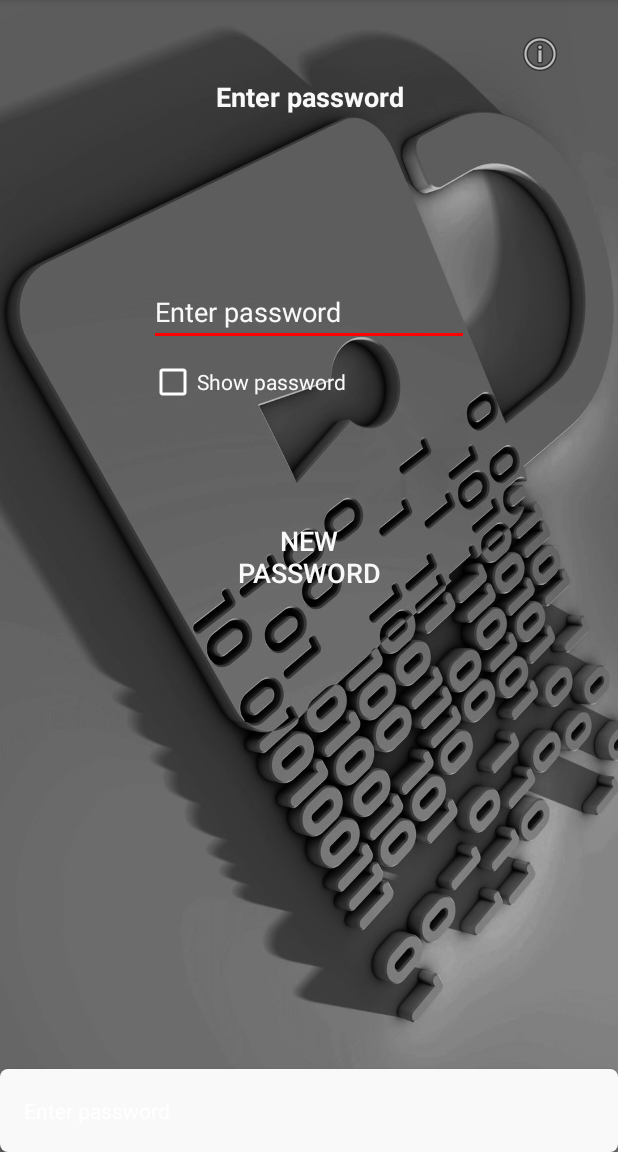
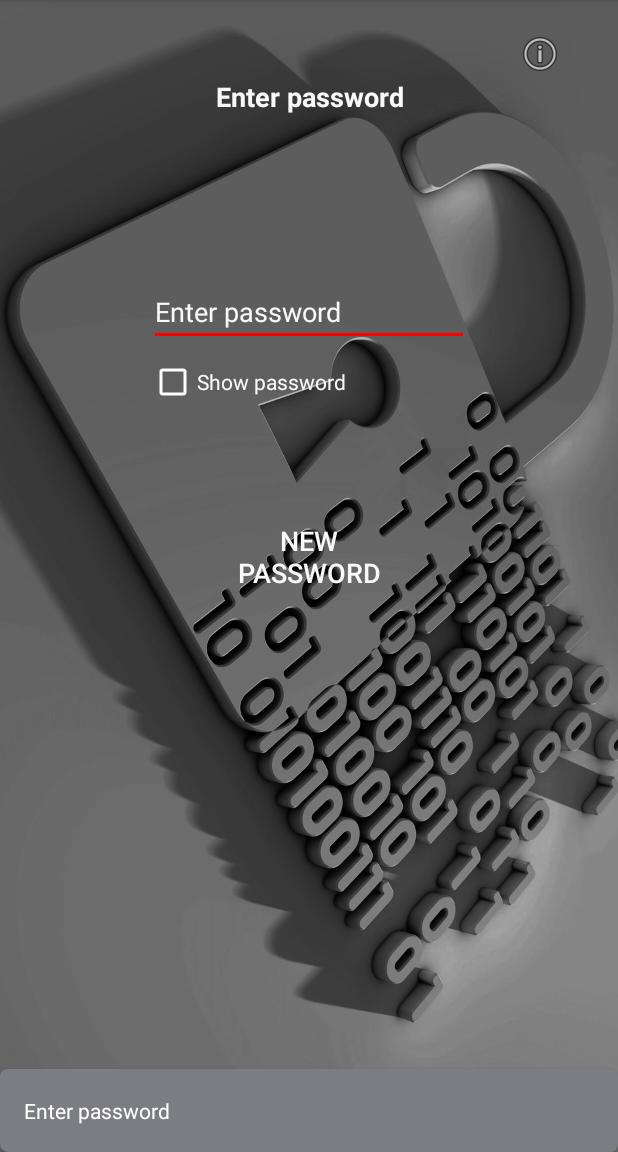
Before and after one commit to Ghedzik/CryptoBook1-lite, an Android app: the screen it shows after launch (loginActivity), after a tap on "NEW PASSWORD", on a phone screen of 412 x 824 dp, the part 84-1236 px from its top. Run offline under Robolectric (Android 15) with nearby library versions, the phone set to English and light mode, and no system bars.

Commit message:
Финал перед публикацией

```diff
--- a/app/src/main/res/drawable/toast_border.xml
+++ b/app/src/main/res/drawable/toast_border.xml
@@ -10,5 +10,5 @@
 
     <corners android:radius="5dp" />
 
-    <solid android:color="@color/сolorTextBlack"/>
+    <solid android:color="@color/сolorPrimaryBlack"/>
 </shape>
```
